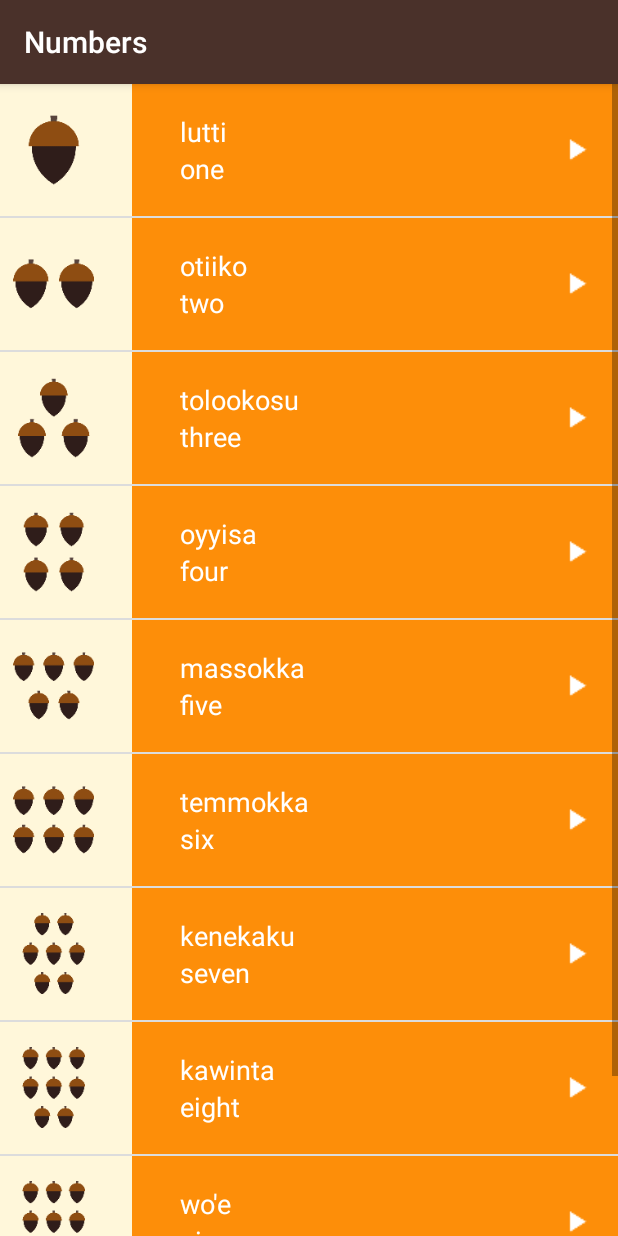
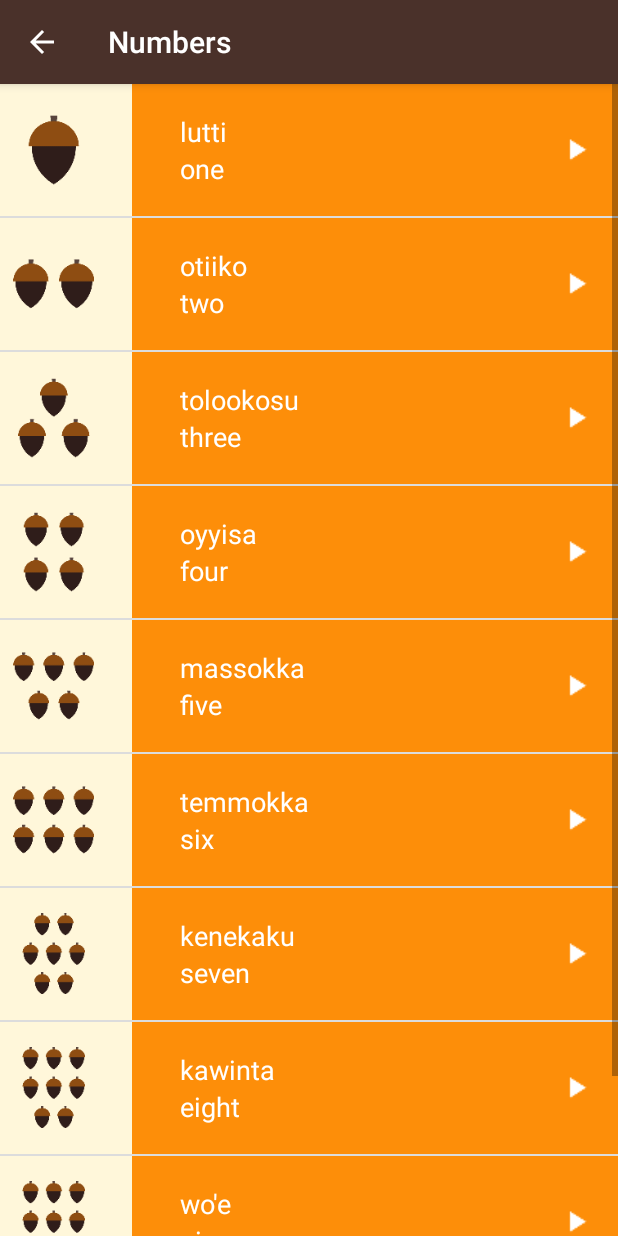
Before and after one commit to Raiyan-sharif/Miwok, an Android app: the NumberActivity screen opened directly, with no data from a screen before it, after a tap on "otiiko", on a phone screen of 412 x 824 dp. Run offline under Robolectric (Android 15) with nearby library versions, the light colour scheme and no system bars.

Commit message:
fragment added

```diff
--- a/app/src/main/AndroidManifest.xml
+++ b/app/src/main/AndroidManifest.xml
@@ -9,7 +9,12 @@
         android:supportsRtl="true"
         android:theme="@style/AppTheme">
         <activity android:name=".PhrasesActivity" android:label="@string/category_phrases"></activity>
-        <activity android:name=".NumberActivity" android:label="@string/category_numbers"/>
+        <activity android:name=".NumberActivity" android:label="@string/category_numbers"
+            android:parentActivityName=".MainActivity">
+            <meta-data
+                android:name="android.support.PARENT_ACTIVITY"
+                android:value=".MainActivity"/>
+        </activity>
         <activity android:name=".FamilyActivity" android:label="@string/category_family"/>
         <activity android:name=".ColorsActivity" android:label="@string/category_colors"/>
         <activity android:name=".MainActivity">
--- a/app/src/main/java/com/example/android/miwok/NumberActivity.java
+++ b/app/src/main/java/com/example/android/miwok/NumberActivity.java
@@ -1,125 +1,18 @@
 package com.example.android.miwok;
 
-import android.content.Context;
-import android.media.AudioManager;
-import android.media.MediaPlayer;
 import android.support.v7.app.AppCompatActivity;
 import android.os.Bundle;
-import android.view.View;
-import android.widget.AdapterView;
-import android.widget.ListView;
 
-import java.util.ArrayList;
 
 public class NumberActivity extends AppCompatActivity {
-    private MediaPlayer mMediaPlayer;
-
-    private AudioManager mAudioManager;
-
-    AudioManager.OnAudioFocusChangeListener mOnAudioFocusChangeListener =
-            new AudioManager.OnAudioFocusChangeListener() {
-                @Override
-                public void onAudioFocusChange(int focusChange) {
-                    if(focusChange == AudioManager.AUDIOFOCUS_LOSS_TRANSIENT ||
-                    focusChange == AudioManager.AUDIOFOCUS_LOSS_TRANSIENT_CAN_DUCK){
-                        mMediaPlayer.pause();
-                        mMediaPlayer.seekTo(0);
-
-                    }
-                    else if(focusChange == AudioManager.AUDIOFOCUS_GAIN){
-                        mMediaPlayer.start();
-
-                    }
-                    else if(focusChange == AudioManager.AUDIOFOCUS_LOSS){
-                        releaseMediaPlayer();
-                    }
-                }
-            };
-
-
-    private MediaPlayer.OnCompletionListener mCompletionListener = new MediaPlayer.OnCompletionListener() {
-        @Override
-        public void onCompletion(MediaPlayer mp) {
-            releaseMediaPlayer();
-        }
-    };
-
-    @Override
-    protected void onStop() {
-        super.onStop();
-        releaseMediaPlayer();
-    }
 
     @Override
     protected void onCreate(Bundle savedInstanceState) {
         super.onCreate(savedInstanceState);
-        setContentView(R.layout.word_list);
-
-        //Create and the link AudioManager} to request audio focus
-        mAudioManager = (AudioManager)getSystemService(Context.AUDIO_SERVICE);
-
-
-        final ArrayList<Word> numberWord = new ArrayList<Word>();
-        numberWord.add(new Word("one","lutti", R.drawable.number_one, R.raw.number_one));
-        numberWord.add(new Word("two","otiiko", R.drawable.number_two, R.raw.number_two));
-        numberWord.add(new Word("three","tolookosu", R.drawable.number_three, R.raw.number_three));
-        numberWord.add(new Word("four","oyyisa", R.drawable.number_four, R.raw.number_four));
-        numberWord.add(new Word("five","massokka", R.drawable.number_five, R.raw.number_five));
-        numberWord.add(new Word("six","temmokka", R.drawable.number_six, R.raw.number_six));
-        numberWord.add(new Word("seven","kenekaku", R.drawable.number_seven, R.raw.number_seven));
-        numberWord.add(new Word("eight","kawinta", R.drawable.number_eight, R.raw.number_eight));
-        numberWord.add(new Word("nine","wo'e", R.drawable.number_nine, R.raw.number_nine));
-        numberWord.add(new Word("ten","na'aacha", R.drawable.number_ten, R.raw.number_ten));
-
-        WordAdapter itemsAdapter = new WordAdapter(this,numberWord, R.color.category_numbers);
-        ListView listView = (ListView) findViewById(R.id.list);
-
-        listView.setAdapter(itemsAdapter);
-        listView.setOnItemClickListener(new AdapterView.OnItemClickListener() {
-            @Override
-            public void onItemClick(AdapterView<?> parent, View view, int position, long id) {
-                Word word = numberWord.get(position);
-                releaseMediaPlayer();
-
-                int result = mAudioManager.requestAudioFocus(mOnAudioFocusChangeListener,AudioManager.STREAM_MUSIC,AudioManager.AUDIOFOCUS_GAIN_TRANSIENT);
-
-                if(result == AudioManager.AUDIOFOCUS_REQUEST_GRANTED){
-//                    mAudioManager.registerMediaButtonEventReceiver();
-
-
-                    mMediaPlayer = MediaPlayer.create(NumberActivity.this, word.getAudioResourceId());
-                    mMediaPlayer.start();
-    //                releaseMediaPlayer();
-                    //Setup a listener on the media player, so that we can stop and release the
-                    //media player once the sounds has finished playing.
-                    mMediaPlayer.setOnCompletionListener(mCompletionListener);
-                }
-            }
-        });
-
-        /**
-         * Clean up the media player by releasing its resources.
-         */
-
-
+        setContentView(R.layout.activity_category);
+        getSupportFragmentManager().beginTransaction().replace(R.id.container, new NumbersFragment()).commit();
 
 
     }
-    private void releaseMediaPlayer() {
-        // If the media player is not null, then it may be currently playing a sound.
-        if (mMediaPlayer != null) {
-            // Regardless of the current state of the media player, release its resources
-            // because we no longer need it.
-            mMediaPlayer.release();
 
-            // Set the media player back to null. For our code, we've decided that
-            // setting the media player to null is an easy way to tell that the media player
-            // is not configured to play an audio file at the moment.
-            mMediaPlayer = null;
-
-            mAudioManager.abandonAudioFocus(mOnAudioFocusChangeListener);
-
-
-        }
-    }
 }
--- /dev/null
+++ b/app/src/main/java/com/example/android/miwok/NumbersFragment.java
@@ -0,0 +1,132 @@
+package com.example.android.miwok;
+
+
+import android.content.Context;
+import android.media.AudioManager;
+import android.media.MediaPlayer;
+import android.os.Bundle;
+import android.support.v4.app.Fragment;
+import android.view.LayoutInflater;
+import android.view.View;
+import android.view.ViewGroup;
+import android.widget.AdapterView;
+import android.widget.ListView;
+import android.widget.TextView;
+
+import java.util.ArrayList;
+
+/**
+ * A simple {@link Fragment} subclass.
+ */
+public class NumbersFragment extends Fragment {
+
+    private MediaPlayer mMediaPlayer;
+
+    private AudioManager mAudioManager;
+    AudioManager.OnAudioFocusChangeListener mOnAudioFocusChangeListener =
+            new AudioManager.OnAudioFocusChangeListener() {
+                @Override
+                public void onAudioFocusChange(int focusChange) {
+                    if(focusChange == AudioManager.AUDIOFOCUS_LOSS_TRANSIENT ||
+                            focusChange == AudioManager.AUDIOFOCUS_LOSS_TRANSIENT_CAN_DUCK){
+                        mMediaPlayer.pause();
+                        mMediaPlayer.seekTo(0);
+
+                    }
+                    else if(focusChange == AudioManager.AUDIOFOCUS_GAIN){
+                        mMediaPlayer.start();
+
+                    }
+                    else if(focusChange == AudioManager.AUDIOFOCUS_LOSS){
+                        releaseMediaPlayer();
+                    }
+                }
+            };
+
+
+    private MediaPlayer.OnCompletionListener mCompletionListener = new MediaPlayer.OnCompletionListener() {
+        @Override
+        public void onCompletion(MediaPlayer mp) {
+            releaseMediaPlayer();
+        }
+    };
+    public NumbersFragment() {
+        // Required empty public constructor
+    }
+
+
+    @Override
+    public View onCreateView(LayoutInflater inflater, ViewGroup container,
+                             Bundle savedInstanceState) {
+        View rootView = inflater.inflate(R.layout.word_list, container, false);
+        mAudioManager = (AudioManager)getActivity().getSystemService(Context.AUDIO_SERVICE);
+
+
+        final ArrayList<Word> numberWord = new ArrayList<Word>();
+        numberWord.add(new Word("one","lutti", R.drawable.number_one, R.raw.number_one));
+        numberWord.add(new Word("two","otiiko", R.drawable.number_two, R.raw.number_two));
+        numberWord.add(new Word("three","tolookosu", R.drawable.number_three, R.raw.number_three));
+        numberWord.add(new Word("four","oyyisa", R.drawable.number_four, R.raw.number_four));
+        numberWord.add(new Word("five","massokka", R.drawable.number_five, R.raw.number_five));
+        numberWord.add(new Word("six","temmokka", R.drawable.number_six, R.raw.number_six));
+        numberWord.add(new Word("seven","kenekaku", R.drawable.number_seven, R.raw.number_seven));
+        numberWord.add(new Word("eight","kawinta", R.drawable.number_eight, R.raw.number_eight));
+        numberWord.add(new Word("nine","wo'e", R.drawable.number_nine, R.raw.number_nine));
+        numberWord.add(new Word("ten","na'aacha", R.drawable.number_ten, R.raw.number_ten));
+
+        WordAdapter itemsAdapter = new WordAdapter(getActivity(),numberWord, R.color.category_numbers);
+        ListView listView = (ListView) rootView.findViewById(R.id.list);
+
+        listView.setAdapter(itemsAdapter);
+        listView.setOnItemClickListener(new AdapterView.OnItemClickListener() {
+            @Override
+            public void onItemClick(AdapterView<?> parent, View view, int position, long id) {
+                Word word = numberWord.get(position);
+                releaseMediaPlayer();
+
+                int result = mAudioManager.requestAudioFocus(mOnAudioFocusChangeListener,AudioManager.STREAM_MUSIC,AudioManager.AUDIOFOCUS_GAIN_TRANSIENT);
+
+                if(result == AudioManager.AUDIOFOCUS_REQUEST_GRANTED){
+//                    mAudioManager.registerMediaButtonEventReceiver();
+
+
+                    mMediaPlayer = MediaPlayer.create(getActivity(), word.getAudioResourceId());
+                    mMediaPlayer.start();
+                    //                releaseMediaPlayer();
+                    //Setup a listener on the media player, so that we can stop and release the
+                    //media player once the sounds has finished playing.
+                    mMediaPlayer.setOnCompletionListener(mCompletionListener);
+                }
+            }
+        });
+
+        return rootView;
+    }
+
+    private void releaseMediaPlayer() {
+        // If the media player is not null, then it may be currently playing a sound.
+        if (mMediaPlayer != null) {
+            // Regardless of the current state of the media player, release its resources
+            // because we no longer need it.
+            mMediaPlayer.release();
+
+            // Set the media player back to null. For our code, we've decided that
+            // setting the media player to null is an easy way to tell that the media player
+            // is not configured to play an audio file at the moment.
+            mMediaPlayer = null;
+
+            mAudioManager.abandonAudioFocus(mOnAudioFocusChangeListener);
+
+
+        }
+    }
+
+    @Override
+    public void onStop() {
+        super.onStop();
+        releaseMediaPlayer();
+    }
+
+
+
+}
--- /dev/null
+++ b/app/src/main/res/layout/activity_category.xml
@@ -0,0 +1,8 @@
+<?xml version="1.0" encoding="utf-8"?>
+<LinearLayout xmlns:android="http://schemas.android.com/apk/res/android"
+    android:id="@+id/container"
+    android:orientation="vertical"
+    android:layout_width="match_parent"
+    android:layout_height="match_parent">
+
+</LinearLayout>
--- a/app/src/main/res/values/strings.xml
+++ b/app/src/main/res/values/strings.xml
@@ -27,4 +27,7 @@
 
     <!-- Category name for the vocabulary words for family members [CHAR LIMIT=20] -->
     <string name="category_family">Family Members</string>
+
+    <!-- TODO: Remove or change this placeholder text -->
+    <string name="hello_blank_fragment">Hello blank fragment</string>
 </resources>
```
